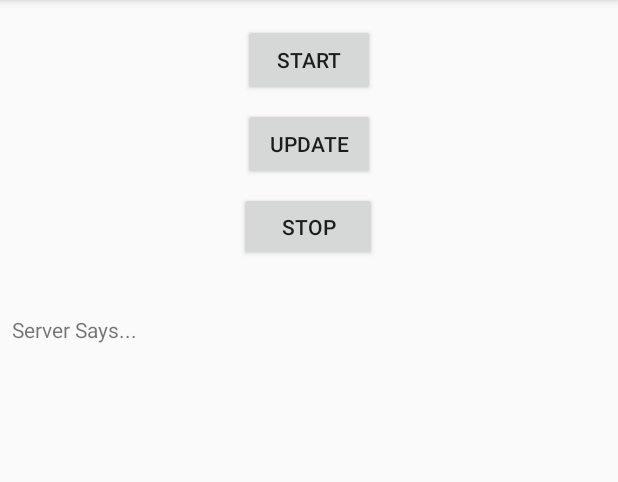
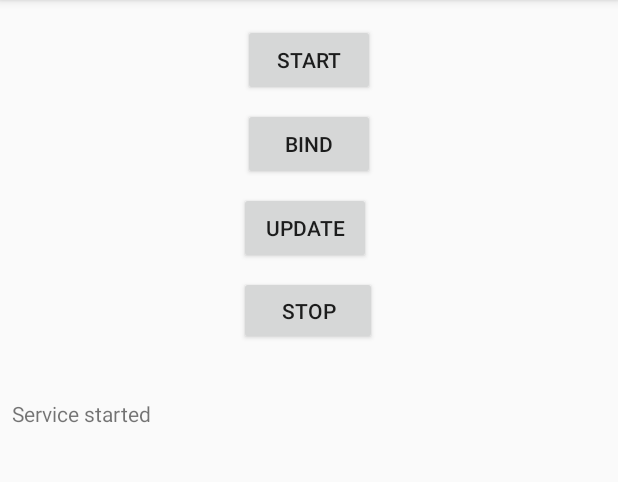
Before and after one commit to RedeemedGomer/SocketService, an Android app: the screen it shows after launch (MainActivity), after a tap on "START", on a phone screen of 412 x 824 dp, the part 84-566 px from its top. Run offline under Robolectric (Android 15) with nearby library versions, the phone set to English and light mode, and no system bars.

```diff
--- a/app/src/main/java/com/example/socketservice/MainActivity.java
+++ b/app/src/main/java/com/example/socketservice/MainActivity.java
@@ -1,12 +1,15 @@
 package com.example.socketservice;
 
+import android.Manifest;
 import android.content.ComponentName;
 import android.content.Context;
 import android.content.Intent;
 import android.content.ServiceConnection;
 import android.os.IBinder;
+import android.support.v4.app.ActivityCompat;
 import android.support.v7.app.AppCompatActivity;
 import android.os.Bundle;
+import android.util.Log;
 import android.view.View;
 import android.widget.Button;
 import android.widget.TextView;
@@ -21,7 +24,7 @@ public class MainActivity extends AppCompatActivity implements View.OnClickListe
 
 
     //local gui variables
-    private Button startBtn, stopBtn, updateBtn;
+    private Button startBtn, stopBtn, updateBtn, bindBtn;
     private TextView printTv;
 
     @Override
@@ -33,12 +36,14 @@ public class MainActivity extends AppCompatActivity implements View.OnClickListe
         startBtn = (Button) findViewById(R.id.startBtn);
         stopBtn = (Button)  findViewById(R.id.stopBtn);
         updateBtn = (Button)  findViewById(R.id.updateBtn);
+        bindBtn = (Button) findViewById(R.id.bindBtn);
         printTv = (TextView) findViewById(R.id.printTV);
 
         //send all onClicks to local switch statement
         startBtn.setOnClickListener(this);
         stopBtn.setOnClickListener(this);
         updateBtn.setOnClickListener(this);
+        bindBtn.setOnClickListener(this);
 
         socketServiceIntent = new Intent(this, SocketService.class);
     }
@@ -48,11 +53,17 @@ public class MainActivity extends AppCompatActivity implements View.OnClickListe
     public void onClick(View view){
         switch (view.getId()){
             case R.id.startBtn:
+                //ActivityCompat.requestPermissions(this,new String[]{Manifest.permission.ACCESS_FINE_LOCATION}, 1);
                 startService(socketServiceIntent);
+                printTv.setText("Service started");
+                break;
+
+            case R.id.bindBtn:
                 bindService();
-                if(isServiceBound) {
-                    String gps = socketService.getLatLon();
-                    printTv.setText(gps);
+                if(isServiceBound){
+                    printTv.setText("Service Bound");
+                }else{
+                    printTv.setText("Service Not Bound");
                 }
                 break;
 
@@ -62,21 +73,22 @@ public class MainActivity extends AppCompatActivity implements View.OnClickListe
                     stopService(socketServiceIntent);
                     printTv.setText("Service Stopped");
                 } else {
-                    printTv.setText("Service Not Bound");
+                    printTv.setText("stop:Service Not Bound");
                 }
                 break;
 
             case R.id.updateBtn:
                 if(isServiceBound) {
-                    printTv.setText(socketService.getLatLon());
+                    printTv.setText(socketService.getLatLonString());
                 } else {
-                    printTv.setText("Service Not Bound");
+                    printTv.setText("update:Service Not Bound");
                 }
                 break;
         }
     }
 
     private void bindService(){
+        Log.i("MA_inf", "BindService()");
         if(socketServiceConnection == null){
             socketServiceConnection = new ServiceConnection() {
                 @Override
@@ -84,10 +96,12 @@ public class MainActivity extends AppCompatActivity implements View.OnClickListe
                     SocketService.myBinder myBinder = (SocketService.myBinder)serviceBinder;
                     socketService = ((SocketService.myBinder) serviceBinder).getService();
                     isServiceBound = true;
+                    Log.i("MA_inf", "bindservice.onServiceConnected");
                 }
 
                 @Override
                 public void onServiceDisconnected(ComponentName name) {
+                    Log.i("MA_inf", "bindservice.onServiceDisconnected");
                     isServiceBound = false;
                 }
             };
--- a/app/src/main/res/layout/activity_main.xml
+++ b/app/src/main/res/layout/activity_main.xml
@@ -66,6 +66,21 @@
         android:layout_marginRight="8dp"
         android:text="Update"
         app:layout_constraintEnd_toEndOf="parent"
+        app:layout_constraintHorizontal_bias="0.491"
+        app:layout_constraintStart_toStartOf="parent"
+        app:layout_constraintTop_toBottomOf="@+id/bindBtn" />
+
+    <Button
+        android:id="@+id/bindBtn"
+        android:layout_width="wrap_content"
+        android:layout_height="wrap_content"
+        android:layout_marginStart="8dp"
+        android:layout_marginLeft="8dp"
+        android:layout_marginTop="8dp"
+        android:layout_marginEnd="8dp"
+        android:layout_marginRight="8dp"
+        android:text="Bind"
+        app:layout_constraintEnd_toEndOf="parent"
         app:layout_constraintStart_toStartOf="parent"
         app:layout_constraintTop_toBottomOf="@+id/startBtn" />
 
```
Also changed, not shown: app/src/main/java/com/example/socketservice/LocationTrackService.java (added, +174 -0 lines), app/src/main/java/com/example/socketservice/SocketService.java (+23 -17 lines), 1 other file.
